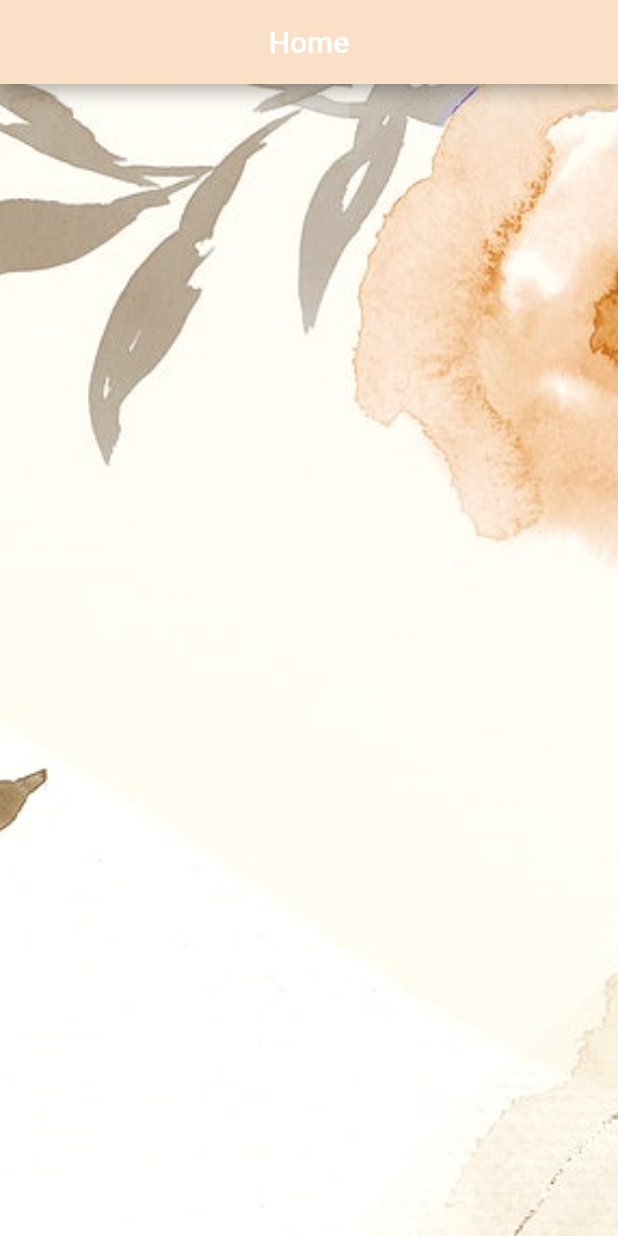
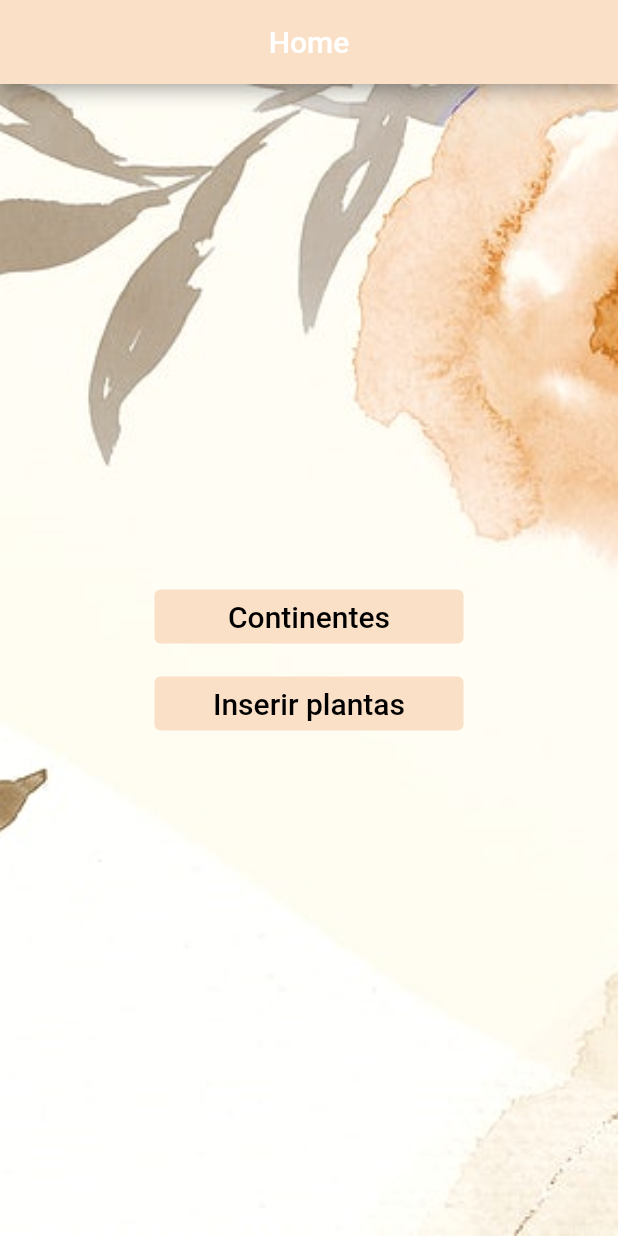
Before and after one commit to Douglas-av/APS-8_app, a Flutter app: the screen it shows after launch, on a phone screen of 412 x 824 dp. Run offline on Flutter 3.47's test engine with Material 2 defaults, Android fonts, the phone set to English and light mode, and no system bars.

Commit message:
Home Page

```diff
--- a/lib/pages/home.dart
+++ b/lib/pages/home.dart
@@ -31,6 +31,69 @@ class Home extends StatelessWidget {
             fit: BoxFit.cover,
           ),
         ),
+        child: Column(
+          mainAxisAlignment: MainAxisAlignment.center,
+          mainAxisSize: MainAxisSize.max,
+          children: [
+            Container(
+              width: MediaQuery.of(context).size.width,
+            ),
+            Container(
+              width: MediaQuery.of(context).size.width * 0.5,
+              margin: EdgeInsets.all(5),
+              child: ElevatedButton(
+                style: ButtonStyle(
+                  backgroundColor: MaterialStateProperty.all<Color>(Color.fromRGBO(250, 224, 199, 1)),
+                  elevation: MaterialStateProperty.all<double>(0),
+                ),
+                onPressed: () => _selectContinentes(context),
+                child: Row(
+                  mainAxisAlignment: MainAxisAlignment.center,
+                  children: [
+                    Container(
+                      alignment: Alignment.center,
+                      child: Text(
+                        'Continentes',
+                        style: TextStyle(
+                          fontSize: 20,
+                          color: Colors.black,
+                        ),
+                        textAlign: TextAlign.center,
+                      ),
+                    ),
+                  ],
+                ),
+              ),
+            ),
+            Container(
+              width: MediaQuery.of(context).size.width * 0.5,
+              margin: EdgeInsets.all(5),
+              child: ElevatedButton(
+                style: ButtonStyle(
+                  backgroundColor: MaterialStateProperty.all<Color>(Color.fromRGBO(250, 224, 199, 1)),
+                  elevation: MaterialStateProperty.all<double>(0),
+                ),
+                onPressed: () => print('Inserir plantas'),
+                child: Row(
+                  mainAxisAlignment: MainAxisAlignment.center,
+                  children: [
+                    Container(
+                      alignment: Alignment.center,
+                      child: Text(
+                        'Inserir plantas',
+                        style: TextStyle(
+                          fontSize: 20,
+                          color: Colors.black,
+                        ),
+                        textAlign: TextAlign.center,
+                      ),
+                    ),
+                  ],
+                ),
+              ),
+            ),
+          ],
+        ),
       ),
     );
   }
```
